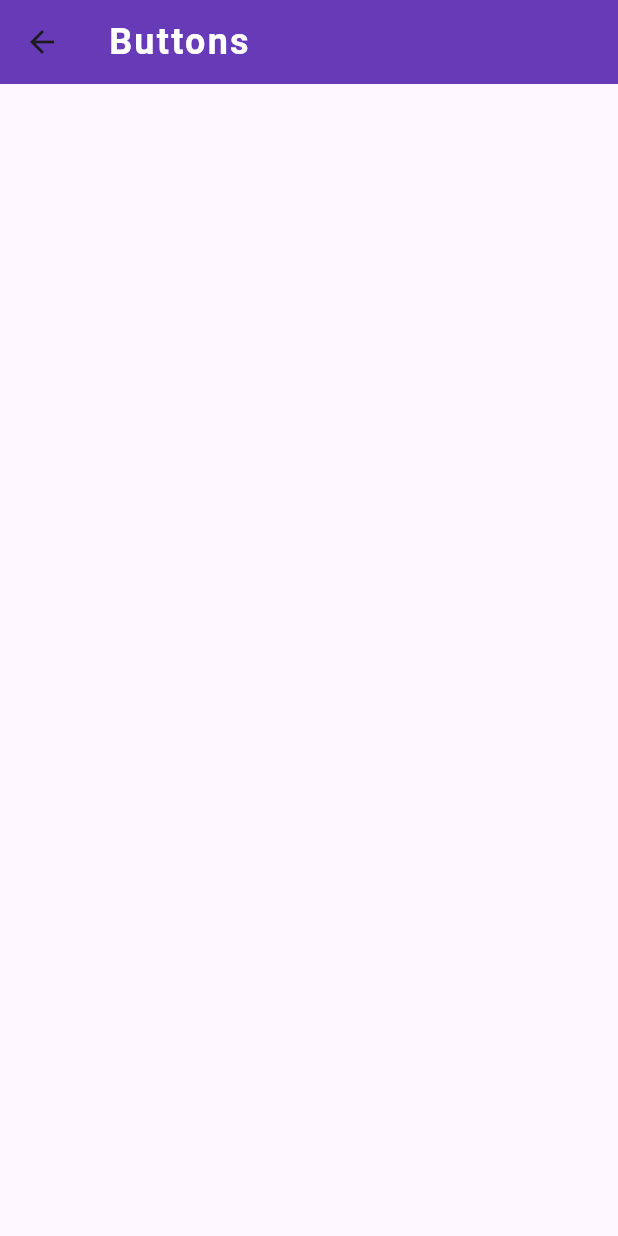
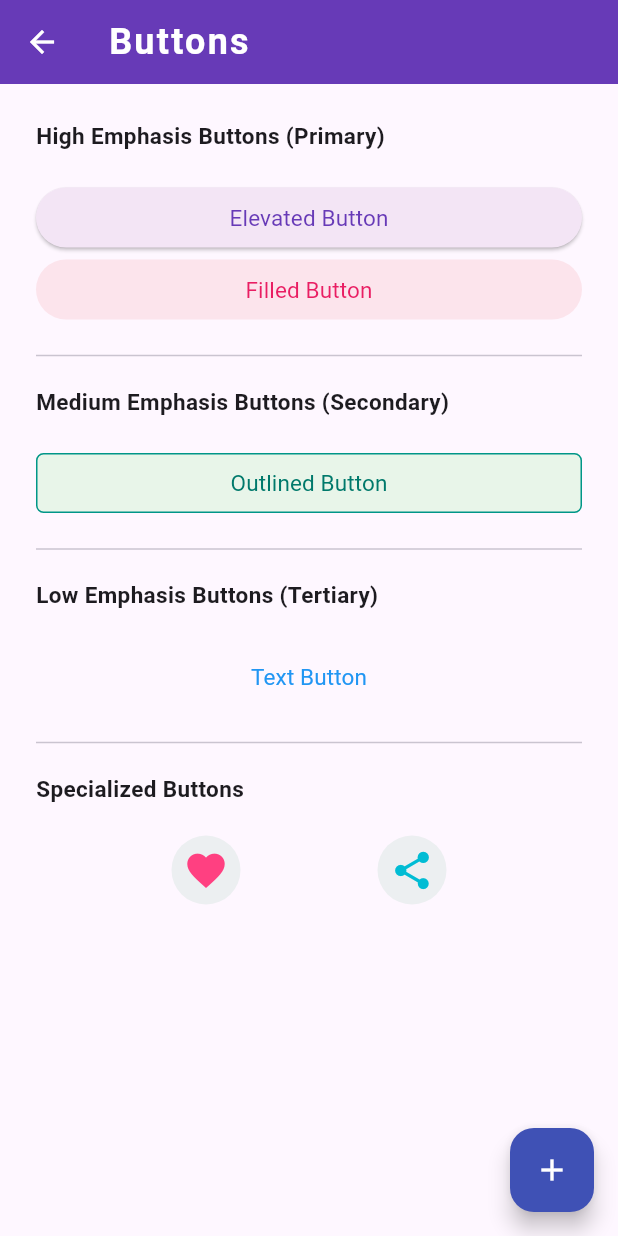
Before and after one commit to 23jammy/flutter_guide_app, a Flutter app: the ButtonScreen screen opened by its route, on a phone screen of 412 x 824 dp. Run offline on Flutter 3.47's test engine with Material 3 defaults, Android fonts, the phone set to English and light mode, and no system bars; our stand-ins replace google_fonts; Roboto replaces fonts that are missing (Pangolin).

Commit message:
Modify button section Use list view Add primary, secondary, tertiary, and specialized buttons

```diff
--- a/lib/core/widgets/custom_appbar.dart
+++ b/lib/core/widgets/custom_appbar.dart
@@ -1,7 +1,7 @@
 import 'package:flutter/material.dart';
 import 'package:google_fonts/google_fonts.dart';
 
-class CustomAppbar extends StatelessWidget implements PreferredSizeWidget{
+class CustomAppbar extends StatelessWidget implements PreferredSizeWidget {
   final String text;
 
   const CustomAppbar({super.key, required this.text});
@@ -12,6 +12,7 @@ class CustomAppbar extends StatelessWidget implements PreferredSizeWidget{
   @override
   Widget build(BuildContext context) {
     return AppBar(
+      iconTheme: const IconThemeData(color: Colors.white), // Make the built-in back button white
       title: Text(
         text,
         style: GoogleFonts.pangolin(
--- a/lib/features/button_section/button_screen.dart
+++ b/lib/features/button_section/button_screen.dart
@@ -1,13 +1,173 @@
 import 'package:flutter/material.dart';
 import 'package:lecture/core/widgets/custom_appbar.dart';
+import 'package:google_fonts/google_fonts.dart';
 
 class ButtonScreen extends StatelessWidget {
   const ButtonScreen({super.key});
+
+  // Snack bar for Click message
+  void _showClickMessage(BuildContext context, String btnName) {
+    ScaffoldMessenger.of(context).showSnackBar(
+      SnackBar(
+        content: Text('You clicked the $btnName!'),
+        duration: Duration(milliseconds: 750),
+        behavior: SnackBarBehavior.floating,
+      ),
+    );
+  }
 
   @override
   Widget build(BuildContext context) {
     return Scaffold(
       appBar: CustomAppbar(text: "Buttons"),
+
+      body: ListView(
+        padding: EdgeInsets.all(24),
+        children: [
+          // HIGH EMPHASIS BUTTONS
+
+          // Title
+          Text(
+            'High Emphasis Buttons (Primary)',
+            style: GoogleFonts.sourGummy(
+              textStyle: TextStyle(fontSize: 15, fontWeight: FontWeight.bold),
+            ),
+          ),
+          const SizedBox(height: 20),
+
+          // Elevated Button
+          ElevatedButton(
+            style: ElevatedButton.styleFrom(
+              backgroundColor: Colors.purple[50],
+              foregroundColor: Colors.deepPurple,
+            ),
+            onPressed: () => _showClickMessage(context, 'Elevated Button'),
+            child: Text(
+              'Elevated Button',
+              style: GoogleFonts.sourGummy(
+                textStyle: TextStyle(fontSize: 15, fontWeight: FontWeight.w400),
+              ),
+            ),
+          ),
+
+          // Filled Button
+          FilledButton(
+            style: FilledButton.styleFrom(
+              backgroundColor: Colors.pink[50],
+              foregroundColor: Colors.pink,
+            ),
+            onPressed: () => _showClickMessage(context, 'Filled Button'),
+            child: Text(
+              'Filled Button',
+              style: GoogleFonts.sourGummy(
+                textStyle: TextStyle(fontSize: 15, fontWeight: FontWeight.w400),
+              ),
+            ),
+          ),
+
+          const Divider(height: 40),
+
+          // MEDIUM EMPHASIS BUTTONS
+
+          // Title
+          Text(
+            'Medium Emphasis Buttons (Secondary)',
+            style: GoogleFonts.sourGummy(
+              textStyle: TextStyle(fontSize: 15, fontWeight: FontWeight.bold),
+            ),
+          ),
+          const SizedBox(height: 20),
+
+          // Elevated Button
+          OutlinedButton(
+            style: OutlinedButton.styleFrom(
+              side: const BorderSide(color: Colors.teal, width: 1.0),
+              shape: RoundedRectangleBorder(
+                borderRadius: BorderRadius.circular(5), // Adjust the roundness
+              ),
+              backgroundColor: Colors.green[50],
+              foregroundColor: Colors.teal[700],
+            ),
+            onPressed: () => _showClickMessage(context, 'Outlined Button'),
+            child: Text(
+              'Outlined Button',
+              style: GoogleFonts.sourGummy(
+                textStyle: TextStyle(fontSize: 15, fontWeight: FontWeight.w400),
+              ),
+            ),
+          ),
+
+          const Divider(height: 40),
+
+          // LOW EMPHASIS BUTTONS
+
+          // Title
+          Text(
+            'Low Emphasis Buttons (Tertiary)',
+            style: GoogleFonts.sourGummy(
+              textStyle: TextStyle(fontSize: 15, fontWeight: FontWeight.bold),
+            ),
+          ),
+          const SizedBox(height: 20),
+
+          // Elevated Button
+          TextButton(
+            style: TextButton.styleFrom(foregroundColor: Colors.blue),
+            onPressed: () => _showClickMessage(context, 'Text Button'),
+            child: Text(
+              'Text Button',
+              style: GoogleFonts.sourGummy(
+                textStyle: TextStyle(fontSize: 15, fontWeight: FontWeight.w400),
+              ),
+            ),
+          ),
+
+          const Divider(height: 40),
+
+          // SPECIALIZED BUTTONS
+
+          // Title
+          Text(
+            'Specialized Buttons',
+            style: GoogleFonts.sourGummy(
+              textStyle: TextStyle(fontSize: 15, fontWeight: FontWeight.bold),
+            ),
+          ),
+          const SizedBox(height: 20),
+
+          // Elevated Button
+          Row(
+            mainAxisAlignment: MainAxisAlignment.spaceEvenly,
+            children: [
+              IconButton(
+                style: IconButton.styleFrom(
+                  backgroundColor: Colors.blueGrey[50],
+                ),
+                onPressed: () => _showClickMessage(context, 'Favorite Icon'),
+                icon: const Icon(
+                  Icons.favorite,
+                  color: Colors.pinkAccent,
+                  size: 30,
+                ),
+              ),
+              IconButton(
+                style: IconButton.styleFrom(
+                  backgroundColor: Colors.blueGrey[50],
+                ),
+                onPressed: () => _showClickMessage(context, 'Share Icon'),
+                icon: const Icon(Icons.share, color: Colors.cyan, size: 30),
+              ),
+            ],
+          ),
+        ],
+      ),
+
+      floatingActionButton: FloatingActionButton(
+        backgroundColor: Colors.indigo,
+        foregroundColor: Colors.white,
+        onPressed: () => _showClickMessage(context, 'Floating Action Button'),
+        child: Icon(Icons.add),
+      ),
     );
   }
 }
```
Lines whose indentation alone changed are shown as unchanged.
